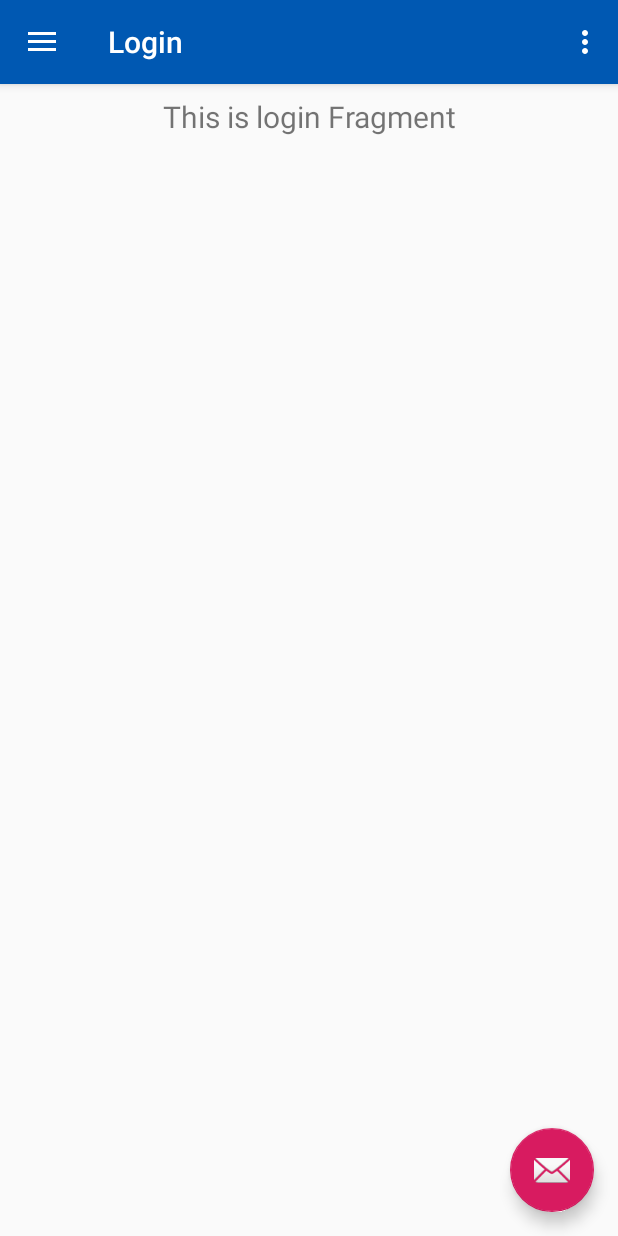
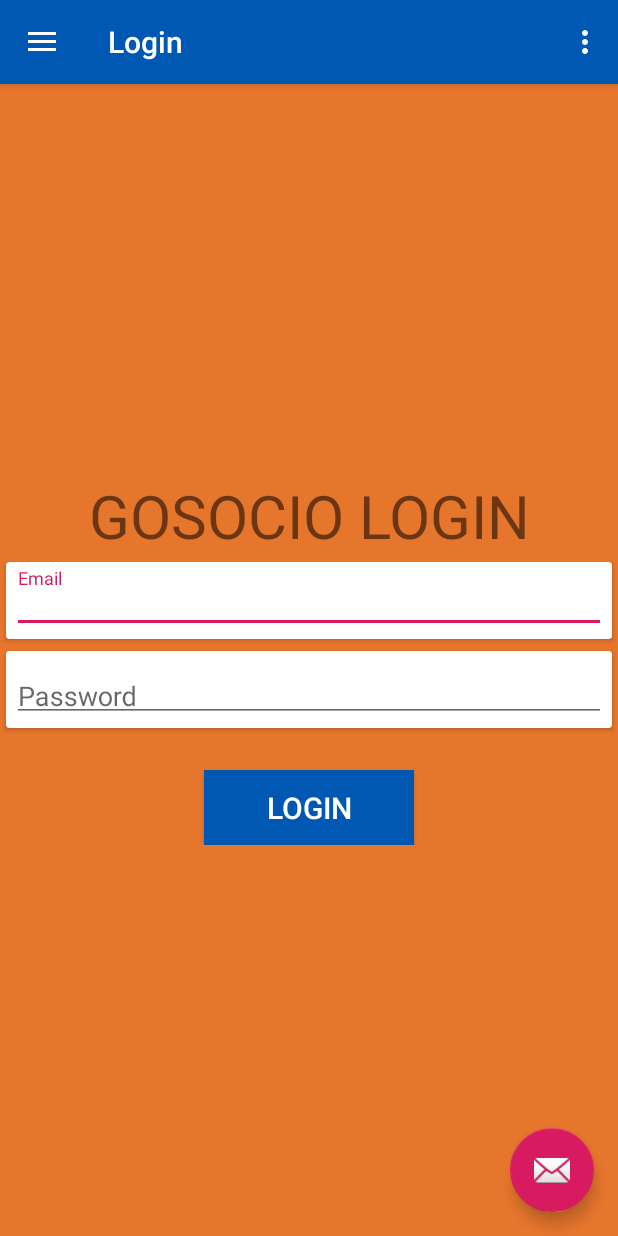
Before and after one commit to atm1504/gosocio, an Android app: the screen it shows after launch (MainActivity), in the side drawer, after a tap on "Login", on a phone screen of 412 x 824 dp. Run offline under Robolectric (Android 15) with nearby library versions, the phone set to English and light mode, and no system bars; our stand-ins replace navigation-ui; 2 statements that could not run were skipped.

Commit message:
feat: Implement login ui

```diff
--- a/app/src/main/res/layout/fragment_login.xml
+++ b/app/src/main/res/layout/fragment_login.xml
@@ -1,19 +1,83 @@
 <?xml version="1.0" encoding="utf-8"?>
-<androidx.constraintlayout.widget.ConstraintLayout xmlns:android="http://schemas.android.com/apk/res/android"
-    xmlns:app="http://schemas.android.com/apk/res-auto"
+<LinearLayout xmlns:android="http://schemas.android.com/apk/res/android"
     android:layout_width="match_parent"
-    android:layout_height="match_parent">
+    android:layout_gravity="center"
+    android:background="#E7762D"
+    android:gravity="center"
+    android:layout_height="match_parent"
+    android:orientation="vertical">
 
     <TextView
-        android:id="@+id/text_gallery"
         android:layout_width="match_parent"
         android:layout_height="wrap_content"
-        android:layout_marginStart="8dp"
-        android:layout_marginTop="8dp"
-        android:layout_marginEnd="8dp"
-        android:textAlignment="center"
-        android:textSize="20sp"
-        app:layout_constraintEnd_toEndOf="parent"
-        app:layout_constraintStart_toStartOf="parent"
-        app:layout_constraintTop_toTopOf="parent" />
-</androidx.constraintlayout.widget.ConstraintLayout>
+        android:layout_gravity="center_horizontal"
+        android:gravity="center"
+        android:text="GOSOCIO Login"
+        android:textAllCaps="true"
+        android:textSize="40sp" />
+
+    <androidx.cardview.widget.CardView
+        android:layout_width="match_parent"
+        android:layout_height="wrap_content"
+        android:layout_margin="@dimen/margin_min"
+        android:layout_marginTop="15dp"
+        android:elevation="@dimen/elevation_min">
+
+        <com.google.android.material.textfield.TextInputLayout
+            android:layout_width="match_parent"
+            android:layout_height="wrap_content"
+            android:padding="@dimen/padding_min">
+
+            <com.google.android.material.textfield.TextInputEditText
+                android:id="@+id/login_email"
+                android:layout_width="match_parent"
+                android:layout_height="wrap_content"
+                android:hint="@string/email_input"
+                android:padding="@dimen/padding_min"
+                android:textSize="@dimen/text_size_mid" />
+        </com.google.android.material.textfield.TextInputLayout>
+    </androidx.cardview.widget.CardView>
+
+    <androidx.cardview.widget.CardView
+        android:layout_width="match_parent"
+        android:layout_height="wrap_content"
+        android:layout_margin="@dimen/margin_min"
+        android:elevation="@dimen/elevation_min">
+
+        <com.google.android.material.textfield.TextInputLayout
+            android:layout_width="match_parent"
+            android:layout_height="wrap_content"
+            android:padding="@dimen/padding_min">
+
+            <com.google.android.material.textfield.TextInputEditText
+                android:id="@+id/login_password"
+                android:layout_width="match_parent"
+                android:layout_height="wrap_content"
+                android:hint="@string/password"
+                android:padding="@dimen/padding_min"
+                android:textSize="@dimen/text_size_mid" />
+        </com.google.android.material.textfield.TextInputLayout>
+    </androidx.cardview.widget.CardView>
+
+
+
+    <RelativeLayout
+        android:layout_width="match_parent"
+        android:layout_height="wrap_content"
+        android:layout_marginTop="24dp">
+
+        <Button
+            android:layout_width="140dp"
+            android:layout_height="50dp"
+            android:layout_centerInParent="true"
+            android:background="#0058b2"
+            android:padding="10dp"
+            android:id="@+id/loginButton"
+            android:text="Login"
+            android:textColor="#fff"
+            android:textSize="20dp" />
+
+    </RelativeLayout>
+
+
+</LinearLayout>
--- a/app/src/main/res/layout/fragment_signup.xml
+++ b/app/src/main/res/layout/fragment_signup.xml
@@ -114,6 +114,7 @@
                 android:layout_width="match_parent"
                 android:layout_height="wrap_content"
                 android:hint="@string/password"
+                android:inputType="textPassword"
                 android:padding="@dimen/padding_min"
                 android:textSize="@dimen/text_size_mid" />
         </com.google.android.material.textfield.TextInputLayout>
@@ -135,6 +136,7 @@
                 android:layout_width="match_parent"
                 android:layout_height="wrap_content"
                 android:hint="@string/confirm_password"
+                android:inputType="textPassword"
                 android:padding="@dimen/padding_min"
                 android:textSize="@dimen/text_size_mid" />
         </com.google.android.material.textfield.TextInputLayout>
--- a/app/src/main/res/values/strings.xml
+++ b/app/src/main/res/values/strings.xml
@@ -22,5 +22,6 @@
     <string name="aadhar">Enter your 13 aadhar number</string>
     <string name="password">Password</string>
     <string name="confirm_password">Confirm Password</string>
+    <string name="email_input">Email</string>
 
 </resources>
```
